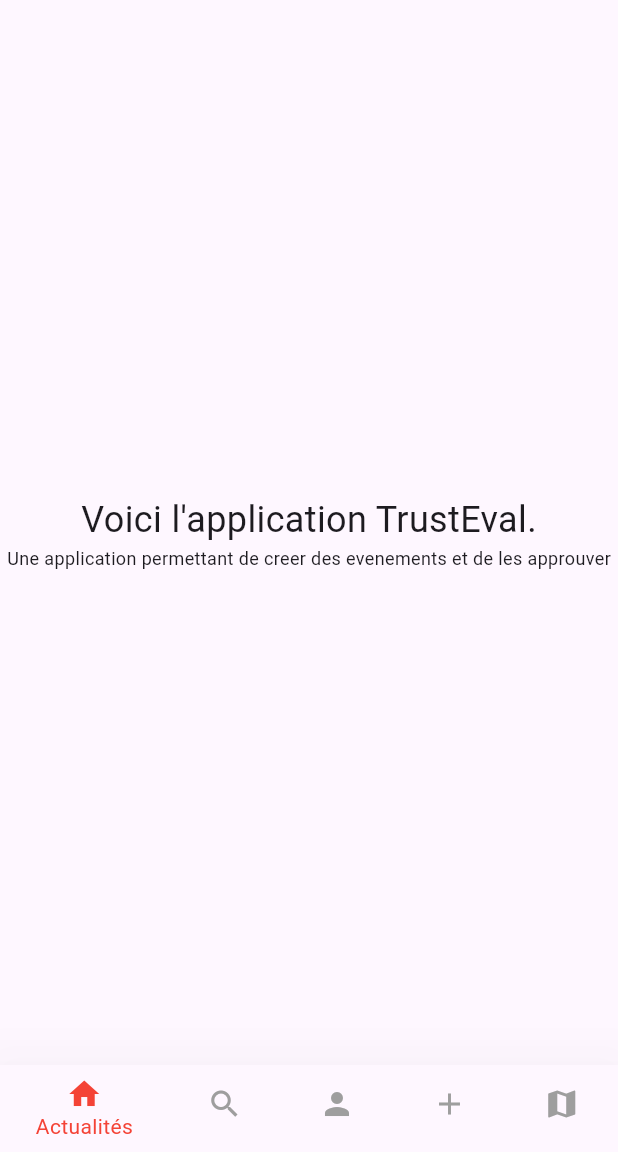
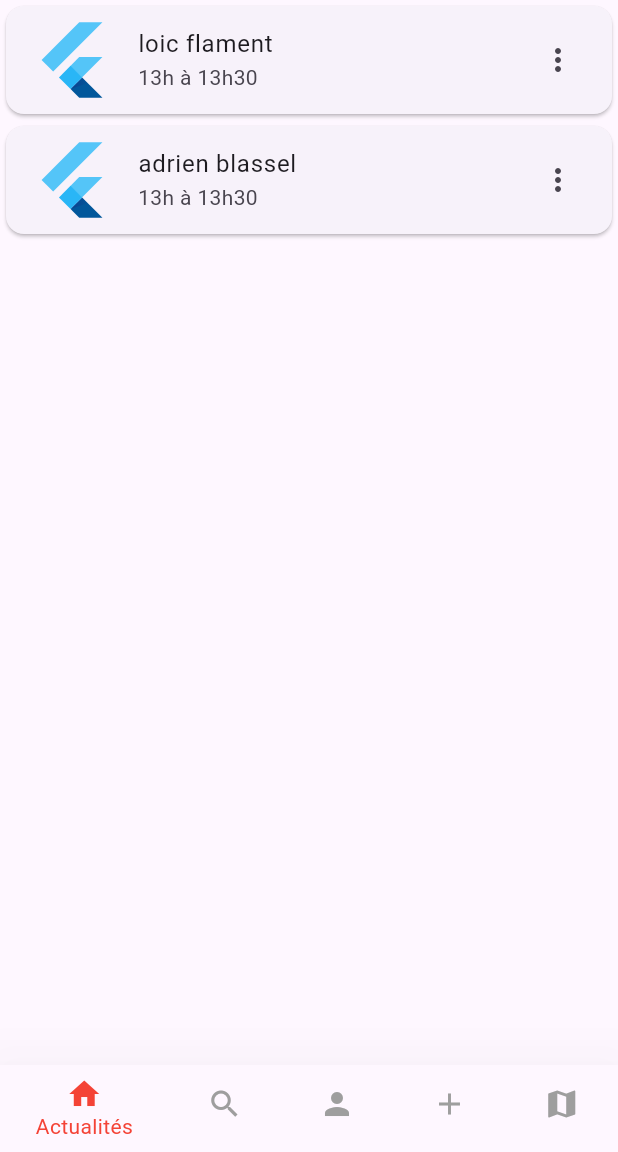
Before and after one commit to Lorhaki/trust-eval-mqtt, a Flutter app: the screen it shows after launch, on a phone screen of 412 x 824 dp, the part 84-1236 px from its top. Run offline on Flutter 3.47's test engine with Material 3 defaults, Android fonts, the phone set to English and light mode, and no system bars.

Commit message:
Affichage d'une liste dans la home page ( liste de tout les evenements )

```diff
--- /dev/null
+++ b/lib/Authentification.dart
@@ -0,0 +1 @@
+import 'package:flutter/material.dart';
--- a/lib/HomePage.dart
+++ b/lib/HomePage.dart
@@ -1,29 +1,48 @@
 import 'package:flutter/material.dart';
 
-class HomePage extends StatelessWidget {
-  const HomePage({
-    super.key,
-  });
+
+class HomePage extends StatefulWidget {
+  const HomePage({super.key,});
 
   @override
+  State<HomePage> createState() => _HomePageState();
+}
+
+class _HomePageState extends State<HomePage> {
+
+  final events = [
+    {
+      "speaker": "loic flament",
+      "date": "13h à 13h30",
+      "subject": "Le code legacy",
+      "avatar": "lior"
+    },
+    {
+      "speaker": "adrien blassel",
+      "date": "13h à 13h30",
+      "subject": "TrustEval",
+      "avatar": "coucou"
+    },
+  ];
+  @override
   Widget build(BuildContext context) {
-    return const Center(
-        child: Column(
-          mainAxisAlignment: MainAxisAlignment.center,
-          children: [
-            Text(
-              "Voici l'application TrustEval.",
-              style: TextStyle(
-                fontSize: 24,
-              ),
-            ),
-            Text(
-              "Une application permettant de creer des evenements et de les approuver",
-              style: TextStyle(
-                fontSize: 12,
-              ),
-            ),
-          ],
+    return Center(
+        child: ListView.builder(
+          itemCount: events.length,
+          itemBuilder: (context, index){
+            final event = events[index];
+            final avatar = event['avatar'];
+            final speaker = event['speaker'];
+            final date = event['date'];
+             return  Card(
+                  child: ListTile(
+                    leading: FlutterLogo(size: 56.0),
+                    title:  Text('$speaker'),
+                    subtitle: Text('$date'),
+                    trailing:  Icon(Icons.more_vert),
+                  ),
+                );
+          },
         )
     );
   }
--- a/lib/main.dart
+++ b/lib/main.dart
@@ -2,7 +2,7 @@ import 'package:flutter/material.dart';
 import 'package:on_essaie_encore/AjoutEvent.dart';
 import 'MonProfil.dart';
 import 'HomePage.dart';
-
+import 'Authentification.dart';
 void main() {
   runApp(const MyApp());
 
@@ -36,7 +36,8 @@ class _MyAppState extends State<MyApp> {
         body: [
           HomePage(),
           AjoutEvent(),
-          MyProfile()
+          MyProfile(),
+         // AuthPage(),
         ][_currentIndex],
         bottomNavigationBar: BottomNavigationBar(
           currentIndex: _currentIndex,
--- a/pubspec.yaml
+++ b/pubspec.yaml
@@ -28,6 +28,8 @@ environment:
 # the latest version available on pub.dev. To see which dependencies have newer
 # versions available, run `flutter pub outdated`.
 dependencies:
+  sqflite: any
+  path: any
   flutter:
     sdk: flutter
 
```
Also changed, not shown: pubspec.lock, 1 other file.
